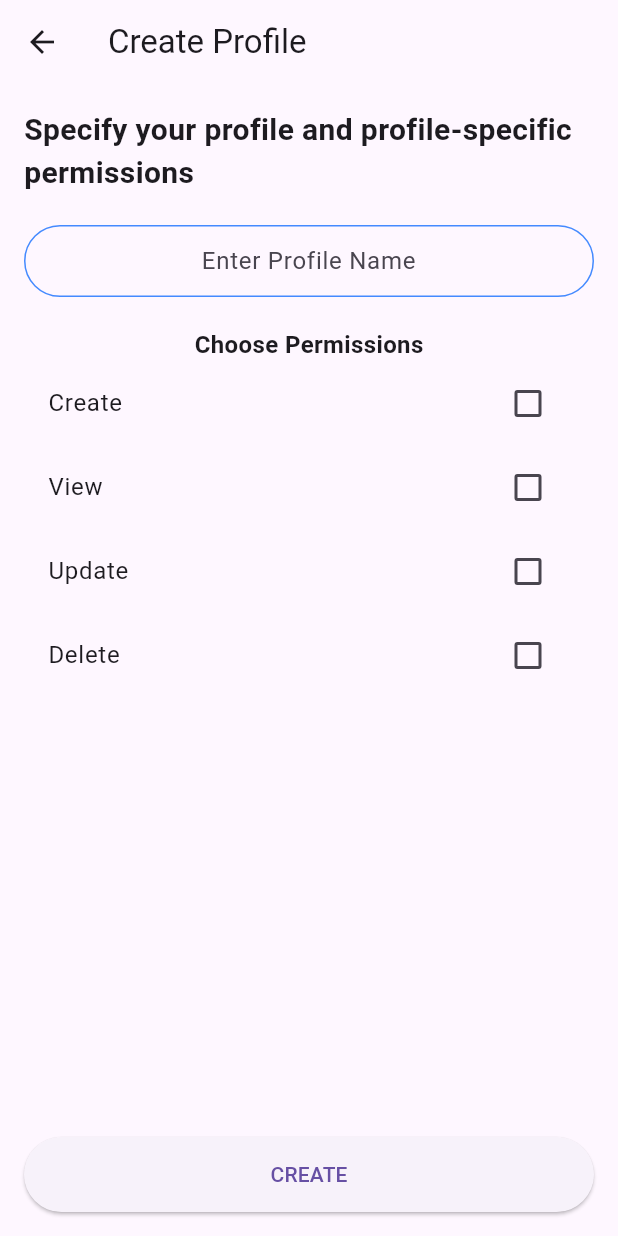
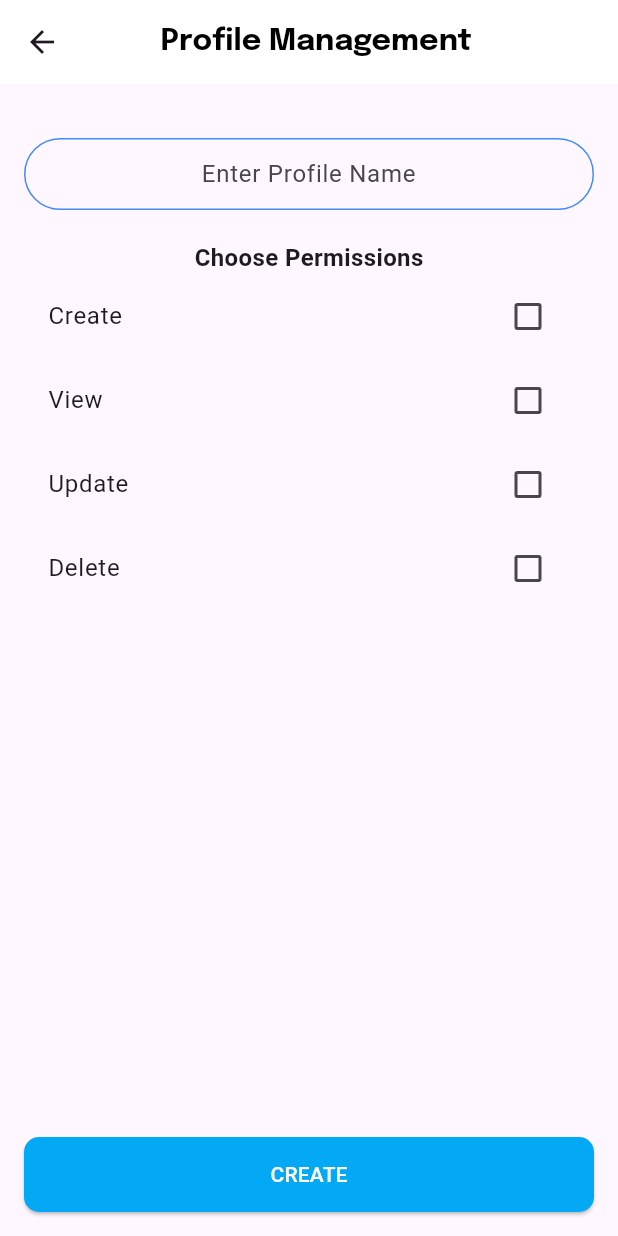
Before and after one commit to mn-nao-ren/drenchmate1017, a Flutter app: the CreateProfileScreen screen opened by its route, on a phone screen of 412 x 824 dp. Run offline on Flutter 3.47's test engine with Material 3 defaults, Android fonts, the phone set to English and light mode, and no system bars; drawn by our look-alikes of modal_progress_hud_nsn; our stand-ins replace cloud_firestore, firebase_auth, firebase_core, google_fonts; accounts and stored records are empty.

Commit message:
check timestamp of commit

```diff
--- a/lib/presentation/components/highlight_card.dart
+++ b/lib/presentation/components/highlight_card.dart
@@ -64,7 +64,7 @@ class HighlightCard extends StatelessWidget {
                   textStyle: const TextStyle(fontSize: 12),
 
                 ),
-                onPressed: () {},
+                onPressed: onButtonPressed,
                 child: Text(buttonText),
               ),
             ),
--- a/lib/presentation/screens/create_profile.dart
+++ b/lib/presentation/screens/create_profile.dart
@@ -3,7 +3,7 @@ import 'package:flutter/material.dart';
 import 'package:modal_progress_hud_nsn/modal_progress_hud_nsn.dart';
 import 'package:drenchmate_2024/presentation/components/constants.dart';
 import 'package:cloud_firestore/cloud_firestore.dart';
-import 'package:drenchmate_2024/business_logic/models/profile.dart';
+import 'package:google_fonts/google_fonts.dart';
 
 class CreateProfileScreen extends StatefulWidget {
   static const String id = 'create_profile_Screen';
@@ -86,7 +86,17 @@ class _CreateProfileScreenState extends State<CreateProfileScreen> {
   Widget build(BuildContext context) {
     return Scaffold(
       appBar: AppBar(
-        title: const Text('Create Profile'),
+        backgroundColor: Colors.white,
+        title: Text(
+            '       Profile Management',
+          style: GoogleFonts.epilogue(
+            textStyle: const TextStyle(
+                fontSize: 20,
+                fontWeight: FontWeight.bold,
+                color: Colors.black,
+            ),
+          ),
+        ),
         leading: IconButton(
           icon: const Icon(Icons.arrow_back),
           onPressed: () => Navigator.of(context).pop(),
@@ -100,10 +110,7 @@ class _CreateProfileScreenState extends State<CreateProfileScreen> {
             key: _formKey,
             child: Column(
               children: [
-                const Text(
-                  'Specify your profile and profile-specific permissions',
-                  style: TextStyle(fontSize: 20, fontWeight: FontWeight.bold),
-                ),
+
                 const SizedBox(height: 20),
                 TextField(
 
@@ -133,13 +140,19 @@ class _CreateProfileScreenState extends State<CreateProfileScreen> {
                     }).toList(),
                   ),
                 ),
-                const SizedBox(height: 20),
+                const SizedBox(height: 10),
                 ElevatedButton(
                   onPressed: _createProfile,
                   style: ElevatedButton.styleFrom(
                     minimumSize: const Size(double.infinity, 50),
+                    backgroundColor: Colors.lightBlue,
+                    foregroundColor: Colors.white,
+                    shape: RoundedRectangleBorder(
+                      borderRadius: BorderRadius.circular(10),
+                    ),
                   ),
                   child: const Text('CREATE'),
+
                 ),
               ],
             ),
--- a/lib/presentation/screens/dashboard_view.dart
+++ b/lib/presentation/screens/dashboard_view.dart
@@ -2,6 +2,7 @@ import 'package:flutter/material.dart';
 import 'package:drenchmate_2024/presentation/components/highlight_card.dart';
 import 'package:google_fonts/google_fonts.dart';
 import 'package:drenchmate_2024/presentation/components/bottom_navigation_bar.dart';
+import 'package:drenchmate_2024/presentation/screens/create_profile.dart';
 
 class DashboardScreen extends StatelessWidget {
   static const id = 'dashboard_screen';
@@ -103,10 +104,11 @@ class DashboardScreen extends StatelessWidget {
                       color: Colors.blueGrey.shade400,
                       icon: 'assets/icon/profile.png',
                       title: 'Profile',
-                      subtitle: 'Create profiles, add, restrict actions',
+                      subtitle: 'Add, restrict actions',
                       buttonText: 'Create a Profile',
                       onButtonPressed: () {
                         // add actions
+                        Navigator.pushNamed(context, CreateProfileScreen.id);
                       },
                     ),
 
--- a/lib/presentation/screens/email_registration_page.dart
+++ b/lib/presentation/screens/email_registration_page.dart
@@ -70,7 +70,7 @@ class _RegistrationFormState extends State<RegistrationForm> {
             // DrenchMate logo
             Center(
               child: Image.asset(
-                'assets/drench_mate_logo.jpg', // Update the path to your logo image
+                'assets/drenchmate_logo.png', // Update the path to your logo image
                 height: 190,
               ),
             ),
--- a/lib/presentation/screens/home_landing_page.dart
+++ b/lib/presentation/screens/home_landing_page.dart
@@ -26,7 +26,7 @@ class HomePage extends StatelessWidget {
             children: <Widget>[
               ClipOval(
                 child: Image.asset(
-                    'assets/drench_mate_logo.jpg',
+                    'assets/drenchmate_logo.png',
                     height: 360,
                     width: 350,
                     fit:BoxFit.cover
--- a/pubspec.yaml
+++ b/pubspec.yaml
@@ -64,7 +64,7 @@ dev_dependencies:
 flutter_icons:
   android: true
   ios: true
-  image_path: "assets/icon/icon.png"
+  image_path: "assets/drenchmate_logo.png"
 
 # The following section is specific to Flutter packages.
 flutter:
@@ -76,12 +76,13 @@ flutter:
 
   # To add assets to your application, add an assets section, like this:
   assets:
-     - assets/drench_mate_logo.jpg
+     - assets/drenchmate_logo.png
      - assets/icon/drench.png
      - assets/icon/mob.png
      - assets/icon/property.png
      - assets/icon/icon.png
      - assets/icon/profile.png
+
 
 
   # An image asset can refer to one or more resolution-specific "variants", see
```
Also changed, not shown: lib/presentation/screens/login_page.dart (+7 -3 lines), assets/drench_mate_logo.jpg (deleted), assets/drenchmate_logo.png (added), 22 other files.
